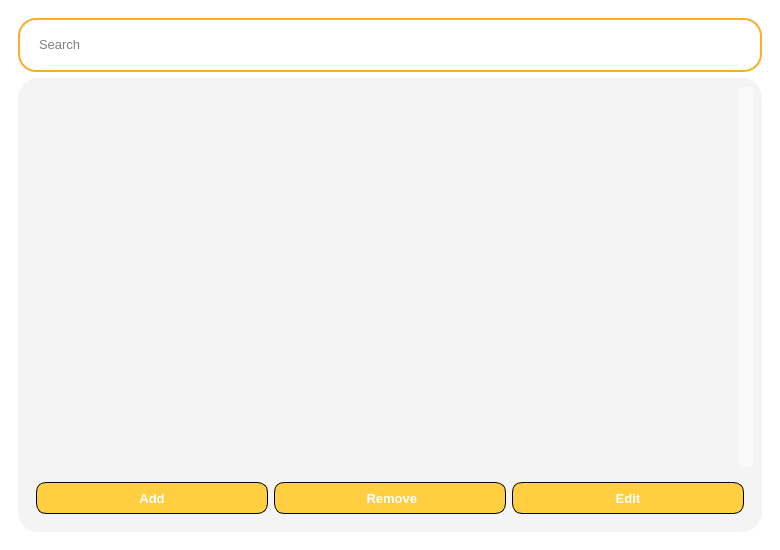
Before: the Qt Designer form Buổi 7/Something very cool =)/breh.ui in MaiNgocChau9/Python-App-Instance, drawn with Qt 5.
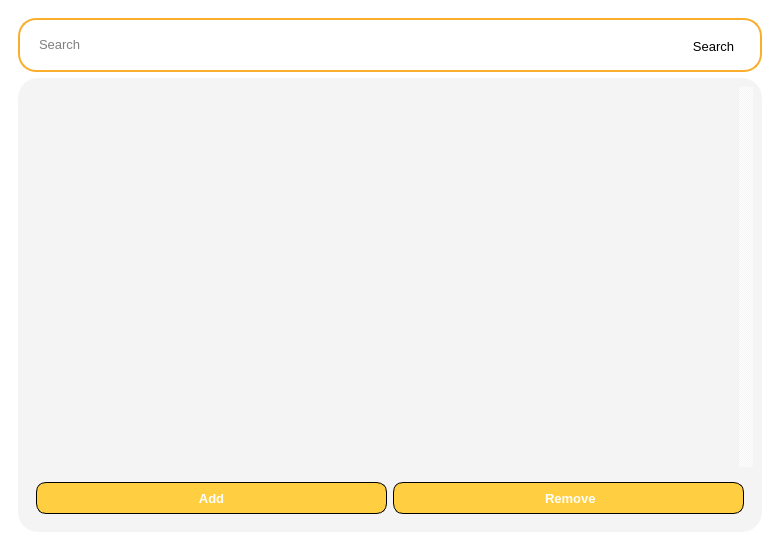
After: the same form once the commit is applied. Icons and pictures are not drawn.

Patch:
```diff
--- a/Buổi 7/Something very cool =)/breh.ui
+++ b/Buổi 7/Something very cool =)/breh.ui
@@ -83,14 +83,20 @@
           </item>
           <item>
            <widget class="QPushButton" name="pushButton_2">
+            <property name="font">
+             <font>
+              <family>Segoe UI</family>
+              <pointsize>10</pointsize>
+             </font>
+            </property>
             <property name="styleSheet">
              <string notr="true">QPushButton{
 	background-color: white;
 	border: 2px solid transparent;
 	max-height: 35px;
 	min-height: 35px;
-	max-width: 35px;
-	min-width: 35px;
+	max-width: 75px;
+	min-width: 75px;
 	border-radius: 18px;
 	margin: 0px;
 	padding: 0px;
@@ -121,11 +127,7 @@
 }</string>
             </property>
             <property name="text">
-             <string/>
-            </property>
-            <property name="icon">
-             <iconset>
-              <normaloff>Image/search_d.png</normaloff>Image/search_d.png</iconset>
+             <string>Search</string>
             </property>
             <property name="iconSize">
              <size>
@@ -298,54 +300,6 @@
                </property>
               </widget>
              </item>
-             <item>
-              <widget class="QPushButton" name="pushButton_4">
-               <property name="font">
-                <font>
-                 <family>Segoe UI</family>
-                 <pointsize>10</pointsize>
-                 <weight>75</weight>
-                 <bold>true</bold>
-                </font>
-               </property>
-               <property name="styleSheet">
-                <string notr="true">QPushButton{
-	border: 1px solid black;
-	height: 30px;
-	border-radius: 10px;
-	background-color: #FFCE41;
-	color: white;
-}
-
-QPushButton::hover{
-	border: 2px solid black;
-	height: 30px;
-	border-radius: 10px;
-	background-color: #FFCE41;
-}
-
-QPushButton::pressed{
-	border: 2px solid black;
-	height: 30px;
-	border-radius: 10px;
-	background-color: rgb(234, 188, 59);
-}</string>
-               </property>
-               <property name="text">
-                <string>Edit</string>
-               </property>
-               <property name="icon">
-                <iconset>
-                 <normaloff>../Image/all_note_view.png</normaloff>../Image/all_note_view.png</iconset>
-               </property>
-               <property name="iconSize">
-                <size>
-                 <width>16</width>
-                 <height>16</height>
-                </size>
-               </property>
-              </widget>
-             </item>
             </layout>
            </widget>
           </item>
```
Left out of the diff: 8 changed lines with no effect on the pictures.
